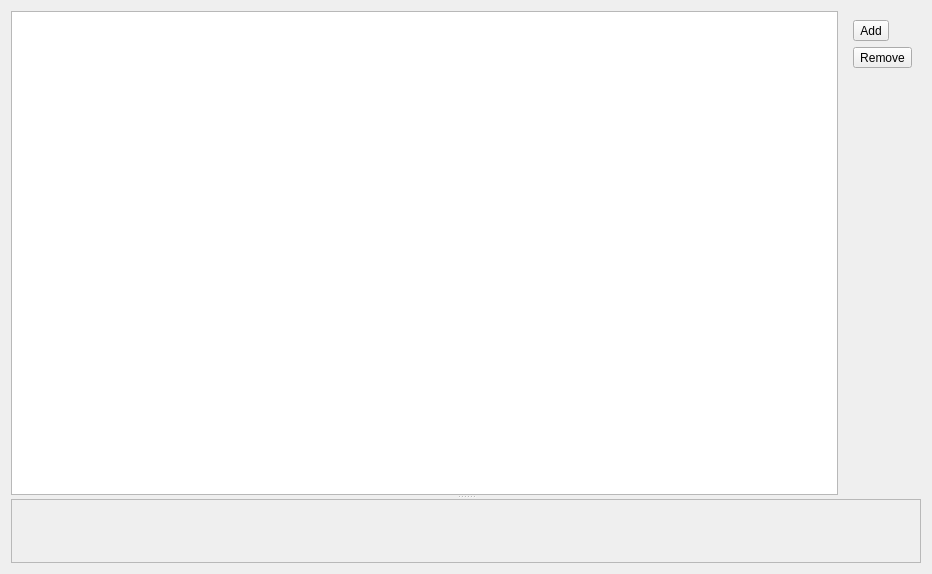
Qt form RedPandaIDE/settingsdialog/editorsnippetwidget.ui (royqh1979/RedPanda-CPP) before a commit.
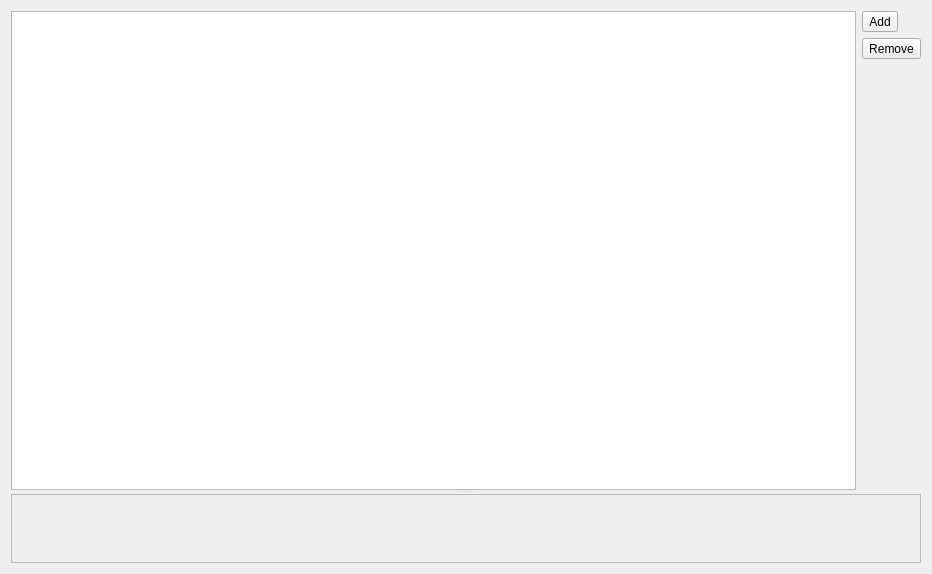
The same form after that commit. Icons and pictures are not drawn. Custom widgets are drawn as their Qt base class.

What changed in the file:
```diff
--- a/RedPandaIDE/settingsdialog/editorsnippetwidget.ui
+++ b/RedPandaIDE/settingsdialog/editorsnippetwidget.ui
@@ -21,12 +21,49 @@
      </property>
      <widget class="QWidget" name="widget" native="true">
       <layout class="QHBoxLayout" name="horizontalLayout_2">
+       <property name="leftMargin">
+        <number>0</number>
+       </property>
+       <property name="topMargin">
+        <number>0</number>
+       </property>
+       <property name="rightMargin">
+        <number>0</number>
+       </property>
+       <property name="bottomMargin">
+        <number>0</number>
+       </property>
        <item>
-        <widget class="QTableView" name="tblSnippets"/>
+        <widget class="QTableView" name="tblSnippets">
+         <property name="selectionMode">
+          <enum>QAbstractItemView::SingleSelection</enum>
+         </property>
+         <property name="selectionBehavior">
+          <enum>QAbstractItemView::SelectRows</enum>
+         </property>
+         <property name="textElideMode">
+          <enum>Qt::ElideNone</enum>
+         </property>
+         <attribute name="horizontalHeaderStretchLastSection">
+          <bool>true</bool>
+         </attribute>
+        </widget>
        </item>
        <item>
         <widget class="QWidget" name="widget_2" native="true">
          <layout class="QVBoxLayout" name="verticalLayout">
+          <property name="leftMargin">
+           <number>0</number>
+          </property>
+          <property name="topMargin">
+           <number>0</number>
+          </property>
+          <property name="rightMargin">
+           <number>0</number>
+          </property>
+          <property name="bottomMargin">
+           <number>0</number>
+          </property>
           <item>
            <widget class="QToolButton" name="btnAdd">
             <property name="text">
```
